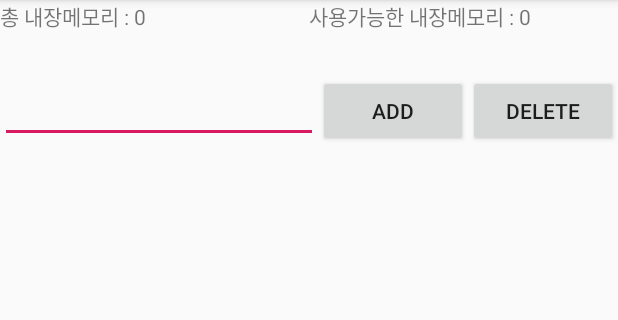
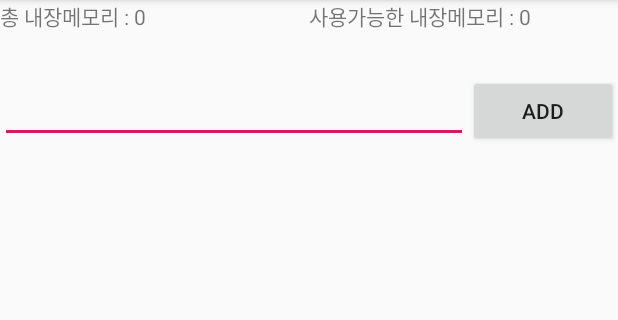
Before and after one commit to pknu-wap/1902_02_studyREC, an Android app: the RResultActivity screen opened directly, with no data from a screen before it, on a phone screen of 412 x 824 dp, the part 84-404 px from its top. Run offline under Robolectric (Android 15) with nearby library versions, the phone set to English and light mode, and no system bars.

Commit message:
쓸데없는 delete버튼 제거했습니다

```diff
--- a/project1/app/src/main/res/layout/activity_rresult.xml
+++ b/project1/app/src/main/res/layout/activity_rresult.xml
@@ -50,13 +50,7 @@
             android:onClick="mOnClick"
             />
 
-        <Button
-            android:text="DELETE"
-            android:layout_width="100dp"
-            android:layout_height="wrap_content"
-            android:id="@+id/btnDelete"
-            android:onClick="mOnClick"
-            />
+
     </LinearLayout>
 
     <ListView
```
